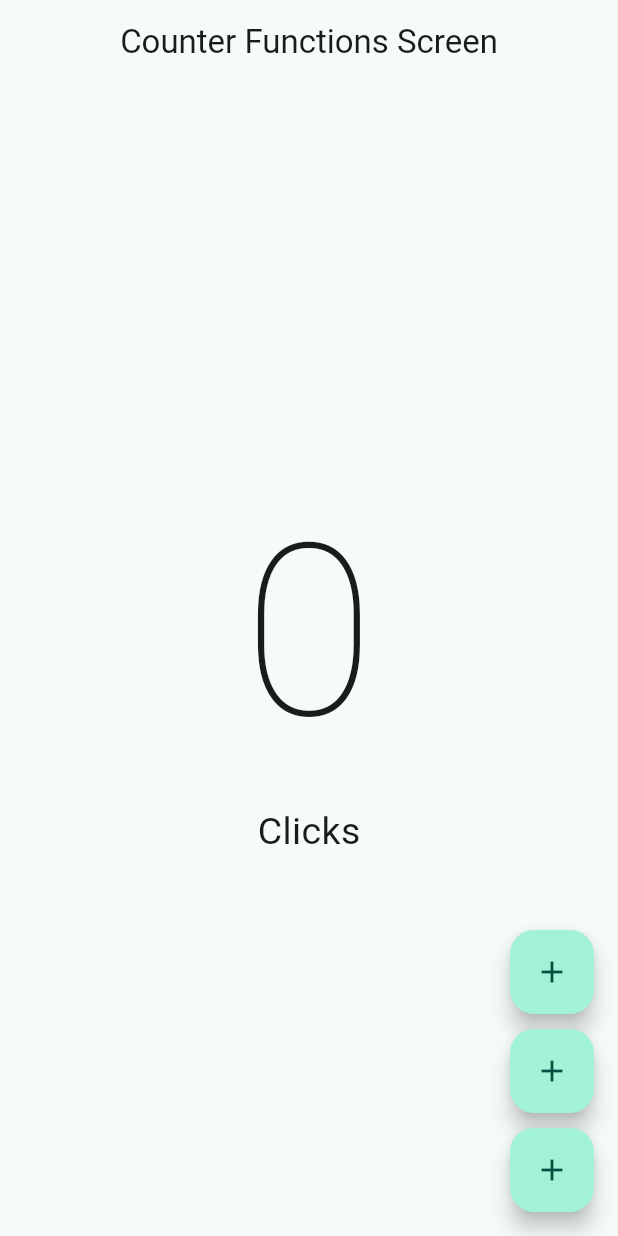
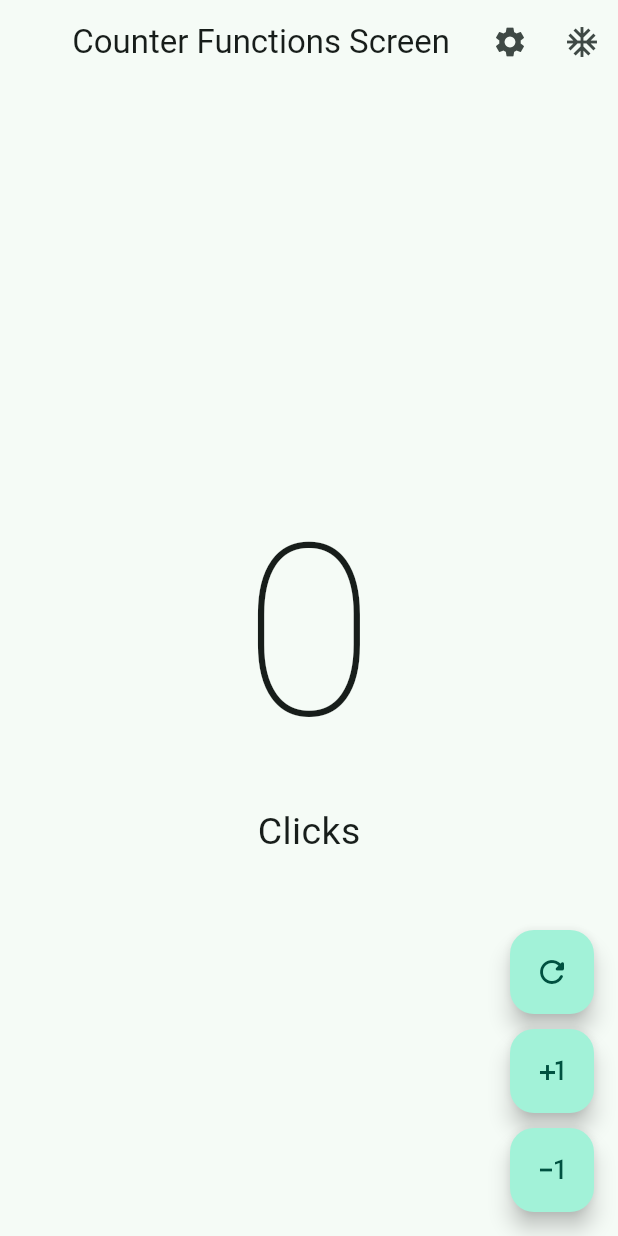
Before and after one commit to arodriguezgim/PMDM2526, a Flutter app: the screen it shows after launch, on a phone screen of 412 x 824 dp. Run offline on Flutter 3.47's test engine with Material 3 defaults, Android fonts, the phone set to English and light mode, and no system bars.

Commit message:
Fin App contador

```diff
--- a/Flutter/contador/lib/screens/counter_functions_screen.dart
+++ b/Flutter/contador/lib/screens/counter_functions_screen.dart
@@ -15,26 +15,52 @@ class _CounterFunctionsScreenState extends State<CounterFunctionsScreen> {
   Widget build(BuildContext context) {
     return Scaffold(
       appBar: AppBar(
+        //leading: IconButton(onPressed: (){}, icon: Icon(Icons.ac_unit)),
         title: Text('Counter Functions Screen'),
         centerTitle: true,
+        actions: [
+          IconButton(onPressed: (){}, icon: Icon(Icons.settings)),
+          IconButton(onPressed: (){}, icon: Icon(Icons.ac_unit)),
+        ],
       ),
         body: Center(
           child: Column(
             mainAxisAlignment: MainAxisAlignment.center,
             children: [
               Text(' $contador ', style: TextStyle( fontSize: 160, fontWeight:FontWeight.w100 ),),
-              Text('Clicks', style: TextStyle(fontSize: 25),),
+              Text('Click${ contador == 1 ? '' : 's'}', style: TextStyle(fontSize: 25),),
             ],
           ),
         ),
         floatingActionButton: Column(
           mainAxisAlignment: MainAxisAlignment.end,
           children: [
-            BotonPersonalizado(),
+            BotonPersonalizado(
+              icono: Icons.refresh_rounded ,
+              onPressed: () {
+                setState(() {
+                  contador = 0;
+                });
+              },
+              ),
             SizedBox( height: 10,),
-            BotonPersonalizado(),
+            BotonPersonalizado(
+              icono: Icons.plus_one,
+              onPressed: () {
+                setState(() {
+                  contador++;
+                });
+              },),
             SizedBox( height: 10,),
-            BotonPersonalizado(),
+            BotonPersonalizado(
+              icono: Icons.exposure_minus_1,
+              onPressed: () {
+                setState(() {
+                  if ( contador == 0 ) return;
+                  contador --;
+                });
+              },),
+
           ],
         ),
       );
@@ -43,13 +69,17 @@ class _CounterFunctionsScreenState extends State<CounterFunctionsScreen> {
 
 class BotonPersonalizado extends StatelessWidget {
 
+  final IconData icono;
+  final VoidCallback? onPressed;
+
+  const BotonPersonalizado({super.key, required this.icono, this.onPressed});
+
   @override
   Widget build(BuildContext context) {
     return FloatingActionButton(
-      child: Icon( Icons.add),
-        onPressed: (){
-
-        }
+      //backgroundColor: Colors.yellow,
+      child: Icon( icono ),
+        onPressed: onPressed
       );
   }
 }
```
